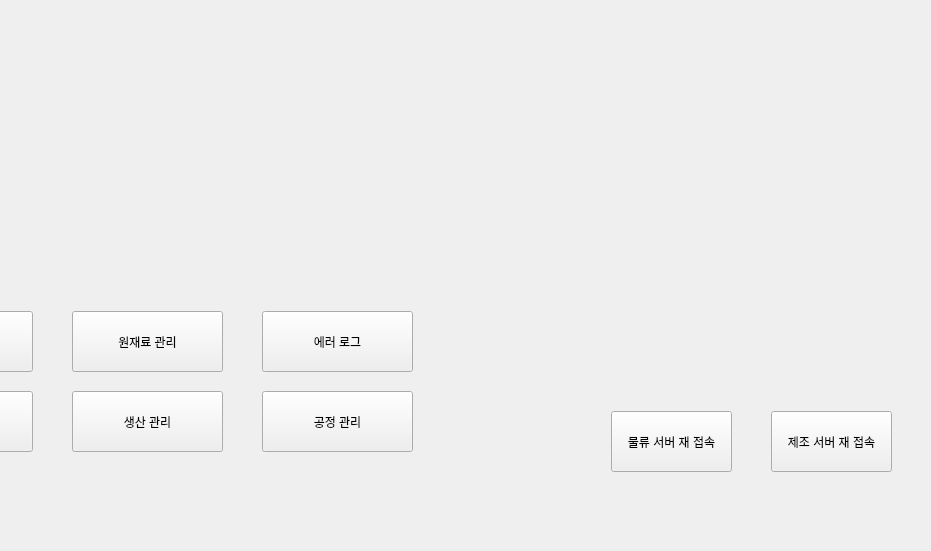
Intel-Edge-9s/MES, file client/MainUI/src/views/dashboard_widget.ui: the form before one commit; both pictures show x 149 to 1080 and y 169 to 720 of the 1080 by 720 pixel window.
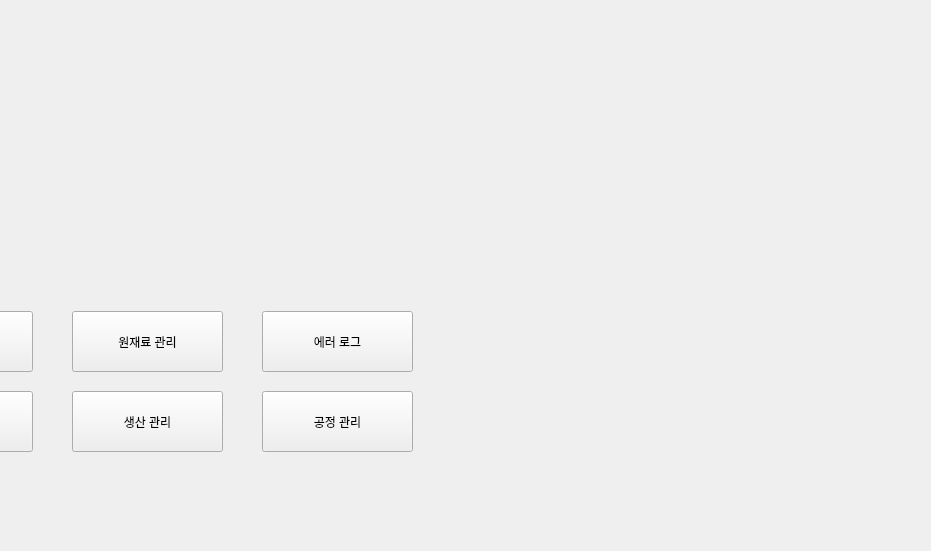
The form after the commit.

Diff of the .ui file:
```diff
--- a/client/MainUI/src/views/dashboard_widget.ui
+++ b/client/MainUI/src/views/dashboard_widget.ui
@@ -102,32 +102,6 @@
     <string>공정 관리</string>
    </property>
   </widget>
-  <widget class="QPushButton" name="pushButton_6">
-   <property name="geometry">
-    <rect>
-     <x>920</x>
-     <y>580</y>
-     <width>121</width>
-     <height>61</height>
-    </rect>
-   </property>
-   <property name="text">
-    <string>제조 서버 재 접속</string>
-   </property>
-  </widget>
-  <widget class="QPushButton" name="pushButton_7">
-   <property name="geometry">
-    <rect>
-     <x>760</x>
-     <y>580</y>
-     <width>121</width>
-     <height>61</height>
-    </rect>
-   </property>
-   <property name="text">
-    <string>물류 서버 재 접속</string>
-   </property>
-  </widget>
   <widget class="QWidget" name="verticalLayoutWidget_4">
    <property name="geometry">
     <rect>
@@ -180,20 +154,20 @@
   <widget class="QWidget" name="conveyor_widget" native="true">
    <property name="geometry">
     <rect>
-     <x>300</x>
-     <y>350</y>
-     <width>241</width>
-     <height>80</height>
+     <x>610</x>
+     <y>480</y>
+     <width>451</width>
+     <height>201</height>
     </rect>
    </property>
   </widget>
   <widget class="QWidget" name="sensor_widget" native="true">
    <property name="geometry">
     <rect>
-     <x>299</x>
+     <x>290</x>
      <y>250</y>
-     <width>241</width>
-     <height>80</height>
+     <width>261</width>
+     <height>181</height>
     </rect>
    </property>
   </widget>
```
